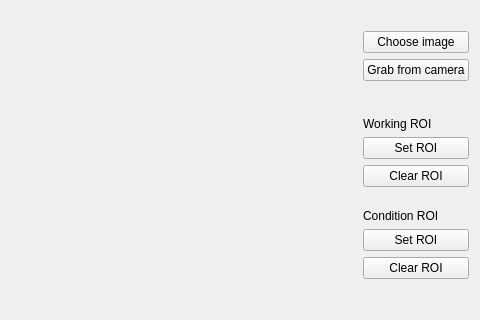
Qt form src/form/task/workspace_setting_dialog.ui (gstorm-b/VC_APP) before a commit; both pictures show x 140 to 620 and y 0 to 320 of the 620 by 460 pixel window.
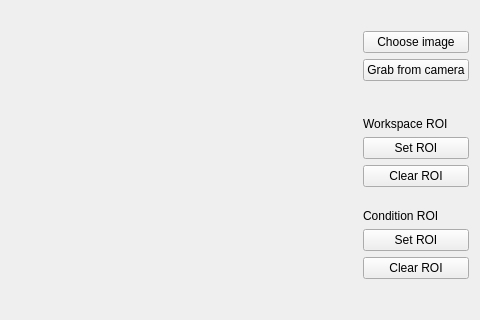
The same form after that commit.

What changed in the file:
```diff
--- a/src/form/task/workspace_setting_dialog.ui
+++ b/src/form/task/workspace_setting_dialog.ui
@@ -67,7 +67,7 @@
        <item>
         <widget class="QLabel" name="lbl_working_group">
          <property name="text">
-          <string>Working ROI</string>
+          <string>Workspace ROI</string>
          </property>
         </widget>
        </item>
```
Lines whose indentation alone changed are shown as unchanged.
